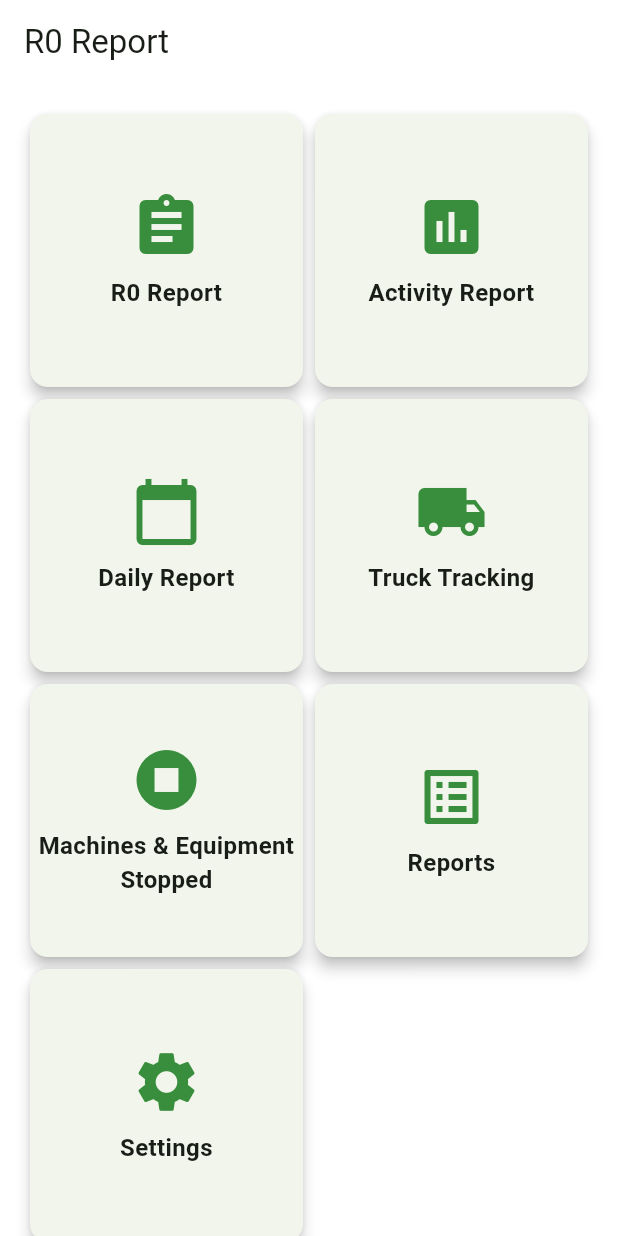
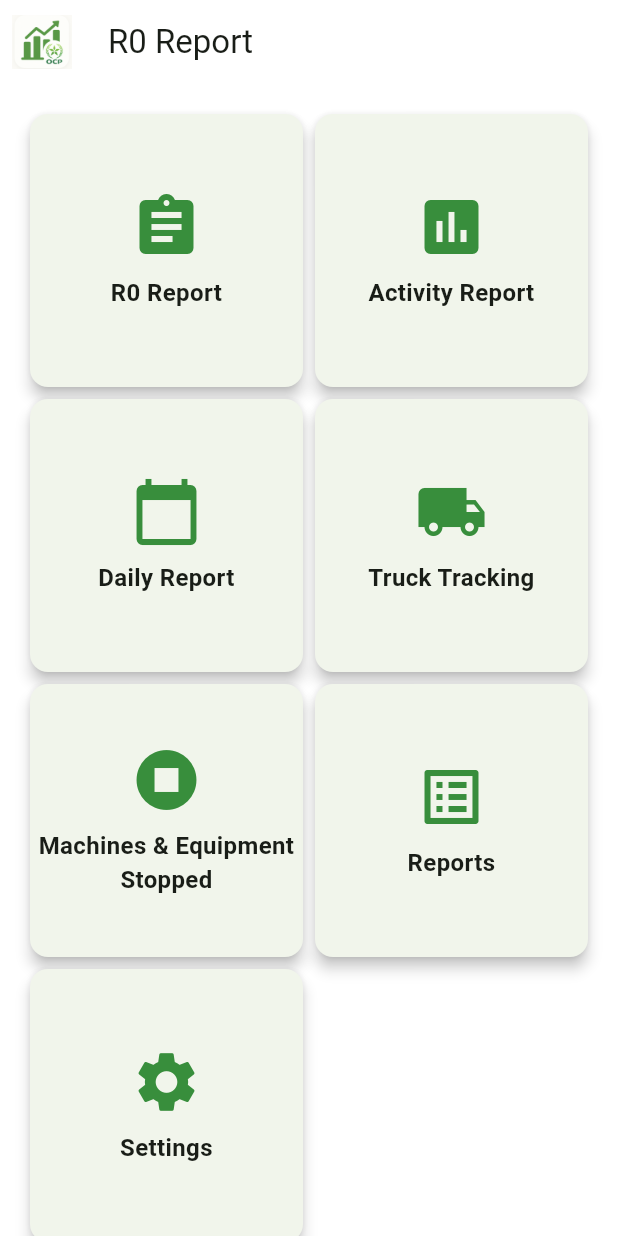
Before and after one commit to jamalabbay97/R0V0.0.1, a Flutter app: the screen it shows after launch, on a phone screen of 412 x 824 dp. Run offline on Flutter 3.47's test engine with Material 3 defaults, Android fonts, the phone set to English and light mode, and no system bars; our stand-ins replace flutter_time_picker_spinner, shared_preferences, sqflite; accounts and stored records are empty; project files that could hold a hidden picture were left out.

```diff
--- a/lib/screens/home_screen.dart
+++ b/lib/screens/home_screen.dart
@@ -17,14 +17,31 @@ class HomeScreen extends StatelessWidget {
 
     return Scaffold(
       appBar: AppBar(
+        leading: Padding(
+          padding: const EdgeInsets.all(8.0),
+          child: Image.asset(
+            'assets/images/logo.png',
+            fit: BoxFit.contain,
+          ),
+        ),
         title: const Text("R0 Report"),
       ),
-      body: SingleChildScrollView(
+      body: LayoutBuilder(
+        builder: (context, constraints) {
+          int crossAxisCount = 2;
+          double maxWidth = constraints.maxWidth;
+          if (maxWidth >= 900) {
+            crossAxisCount = 4;
+          } else if (maxWidth >= 600) {
+            crossAxisCount = 3;
+          }
+          return Center(
+            child: ConstrainedBox(
+              constraints: const BoxConstraints(maxWidth: 1200),
               child: GridView.count(
-          crossAxisCount: 2,
+                crossAxisCount: crossAxisCount,
                 padding: const EdgeInsets.all(16.0),
                 shrinkWrap: true,
-          physics: const NeverScrollableScrollPhysics(),
                 children: [
                   _buildMenuCard(
                     context,
@@ -101,6 +118,9 @@ class HomeScreen extends StatelessWidget {
               ),
             ),
           );
+        },
+      ),
+    );
   }
 
   Widget _buildMenuCard(
--- a/pubspec.yaml
+++ b/pubspec.yaml
@@ -28,6 +28,9 @@ dependencies:
   latlong2: ^0.9.0
   uuid: ^4.3.3
   flutter_time_picker_spinner: ^2.0.0
+  firebase_core: ^2.32.0
+  firebase_auth: ^4.17.6
+  cloud_firestore: ^4.15.8
 
 dev_dependencies:
   flutter_launcher_icons: ^0.14.4
```
Also changed, not shown: pubspec.lock, 4 other files. Lines whose indentation alone changed are shown as unchanged.
